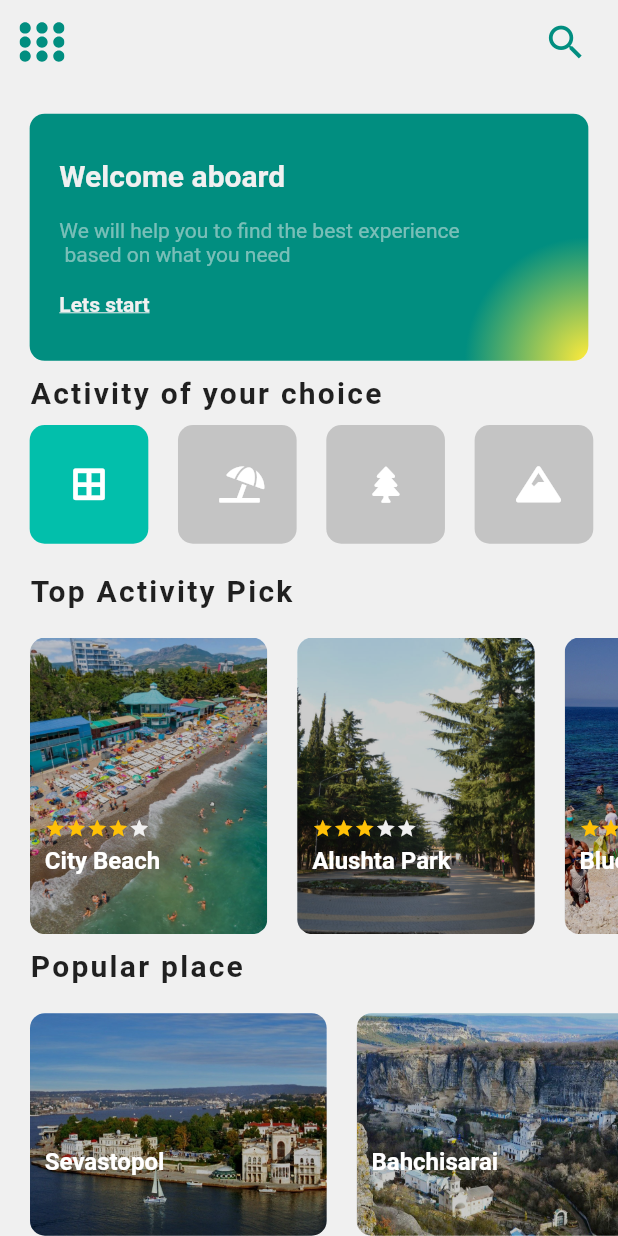
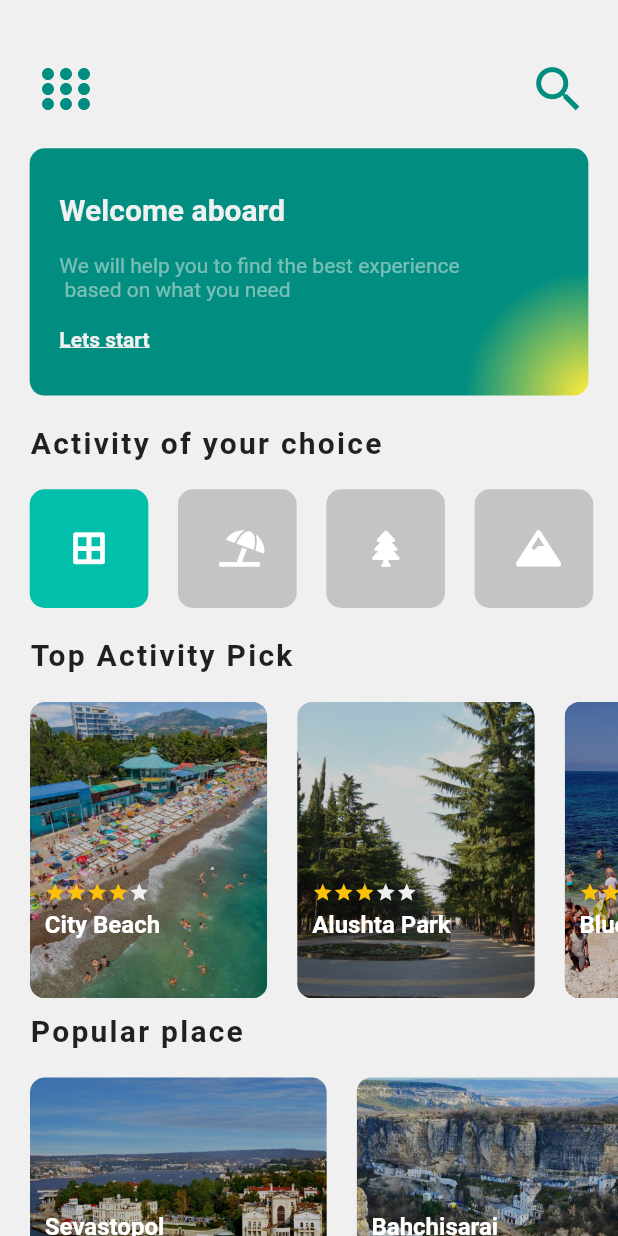
Before and after one commit to yellowswordg/travell_recomendation, a Flutter app: the screen it shows after launch, on a phone screen of 412 x 824 dp. Run offline on Flutter 3.47's test engine with Material 2 defaults, Android fonts, the phone set to English and light mode, and no system bars; our stand-ins replace flutter_svg, font_awesome_flutter.

Commit message:
Make small changes to home_screen, remove AppBar widget
Created custom_app_bar wiudget instead of default AppBar.

```diff
--- a/lib/screens/activity_screen/widgets/activity_banner_title.dart
+++ b/lib/screens/activity_screen/widgets/activity_banner_title.dart
@@ -2,7 +2,6 @@ import 'package:flutter/material.dart';
 import 'package:font_awesome_flutter/font_awesome_flutter.dart';
 import 'package:travell_recomendation/models/models.dart';
 import 'package:travell_recomendation/utils/constants.dart';
-import 'package:travell_recomendation/utils/helpers.dart';
 import 'package:travell_recomendation/widgets/star_row.dart';
 
 class ActivityBannerTitle extends StatelessWidget {
@@ -15,10 +14,7 @@ class ActivityBannerTitle extends StatelessWidget {
     return Column(
       crossAxisAlignment: CrossAxisAlignment.start,
       children: [
-        StarRow(
-          rating: activity.rating,
-          size: 20,
-        ),
+        StarRow(rating: activity.rating, size: 20),
         SizedBox(width: 5.0),
         Text(
           activity.name,
--- a/lib/screens/home_screen/home_screen.dart
+++ b/lib/screens/home_screen/home_screen.dart
@@ -9,6 +9,8 @@ import 'package:travell_recomendation/screens/home_screen/widgets/destination_ca
 import 'package:travell_recomendation/screens/home_screen/widgets/widgets.dart';
 import 'package:travell_recomendation/utils/constants.dart';
 import 'package:travell_recomendation/utils/size_config.dart';
+
+import 'widgets/custom_appbar.dart';
 
 class HomeScreen extends StatefulWidget {
   @override
@@ -33,45 +35,23 @@ class _HomeScreenState extends State<HomeScreen> {
     return Scaffold(
       backgroundColor: kWhite,
       extendBodyBehindAppBar: true,
-      appBar: AppBar(
-        backgroundColor: Colors.transparent,
-        elevation: 0,
-        leading: IconButton(
-          onPressed: () {},
-          icon: SvgPicture.asset(
-            "assets/icons/nine.svg",
-            color: kGreen,
-            height: 30,
-            width: 30,
-          ),
-        ),
-        actions: [
-          Icon(
-            Icons.search,
-            size: 30,
-            color: kGreen,
-          ),
-          SizedBox(
-            width: defaultSize * 2,
-          ),
-        ],
-      ),
-      body: SafeArea(
-        child: ListView(
+      body: ListView(
         padding: EdgeInsets.symmetric(
           vertical: defaultSize * 2,
         ),
         children: [
+          CustomAppBar(defaultSize: defaultSize),
           Padding(
             padding: EdgeInsets.symmetric(horizontal: defaultSize * 2),
             child: HelpBanner(defaultSize: defaultSize),
           ),
-            SizedBox(height: defaultSize * 1),
+          SizedBox(height: defaultSize * 2),
           Column(
             crossAxisAlignment: CrossAxisAlignment.start,
             children: [
               CustomTitle(
                   defaultSize: defaultSize, title: 'Activity of your choice'),
+              SizedBox(height: defaultSize),
               IconTileRow(
                 defaultSize: defaultSize,
                 icons: _icons,
@@ -79,12 +59,11 @@ class _HomeScreenState extends State<HomeScreen> {
               ),
             ],
           ),
-            SizedBox(height: defaultSize * 1),
+          SizedBox(height: defaultSize),
           ActivityCarousel(defaultSize: defaultSize),
-            SizedBox(height: defaultSize * 1),
+          SizedBox(height: defaultSize),
           DestinationCarousel(defaultSize: defaultSize)
         ],
-        ),
       ),
     );
   }
--- /dev/null
+++ b/lib/screens/home_screen/widgets/custom_appbar.dart
@@ -0,0 +1,53 @@
+import 'package:flutter/material.dart';
+import 'package:flutter_svg/flutter_svg.dart';
+import 'package:travell_recomendation/utils/constants.dart';
+
+class CustomAppBar extends StatelessWidget {
+  const CustomAppBar({
+    Key key,
+    @required this.defaultSize,
+  }) : super(key: key);
+
+  final double defaultSize;
+
+  @override
+  Widget build(BuildContext context) {
+    return Container(
+      height: defaultSize * 8,
+      child: Padding(
+        padding: EdgeInsets.symmetric(horizontal: 20.0),
+        child: Row(
+          children: [
+            IconButton(
+              onPressed: () {},
+              icon: SvgPicture.asset(
+                "assets/icons/nine.svg",
+                color: kGreen,
+                height: 40,
+              ),
+            ),
+            Spacer(),
+            Row(
+              children: [
+                Container(
+                  // color: Colors.green.withOpacity(0.4),
+                  width: defaultSize * 15,
+                  height: defaultSize * 4,
+                  child: TextField(
+                    style: TextStyle(fontSize: 24),
+                    decoration: InputDecoration(border: InputBorder.none),
+                  ),
+                ),
+                Icon(
+                  Icons.search,
+                  size: defaultSize * 4,
+                  color: kGreen,
+                ),
+              ],
+            ),
+          ],
+        ),
+      ),
+    );
+  }
+}
```
Lines whose indentation alone changed are shown as unchanged.
